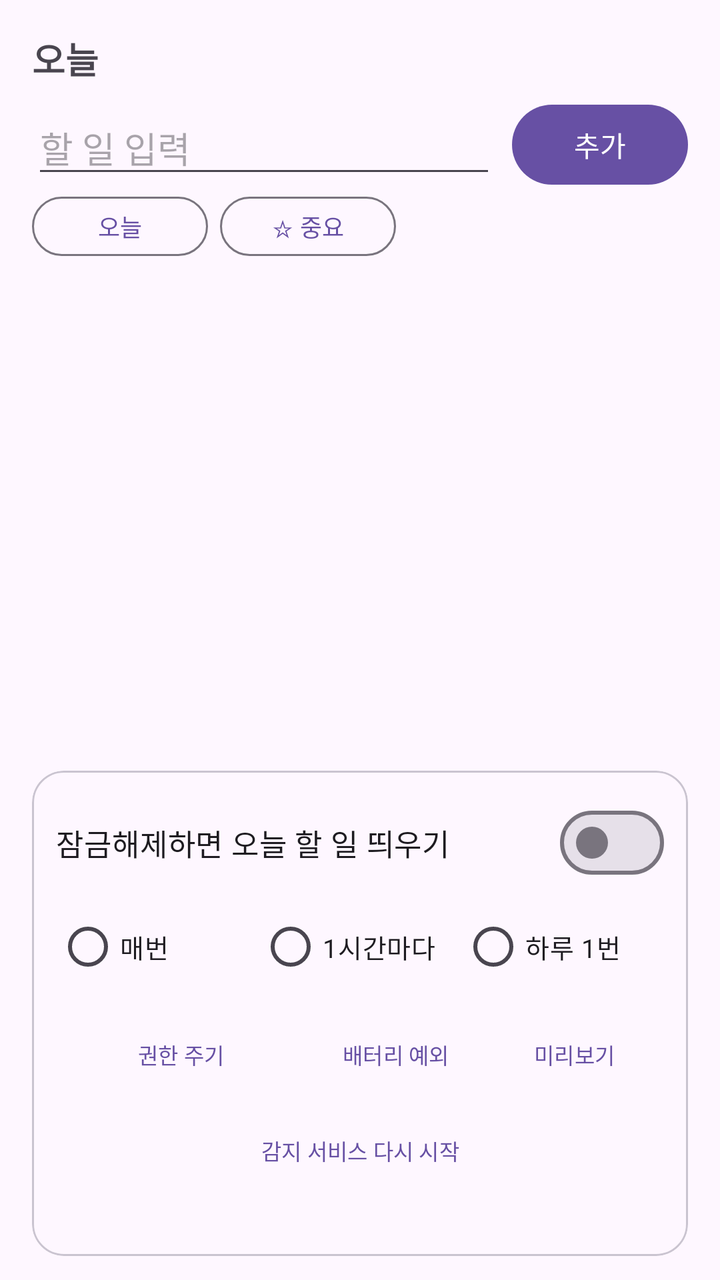
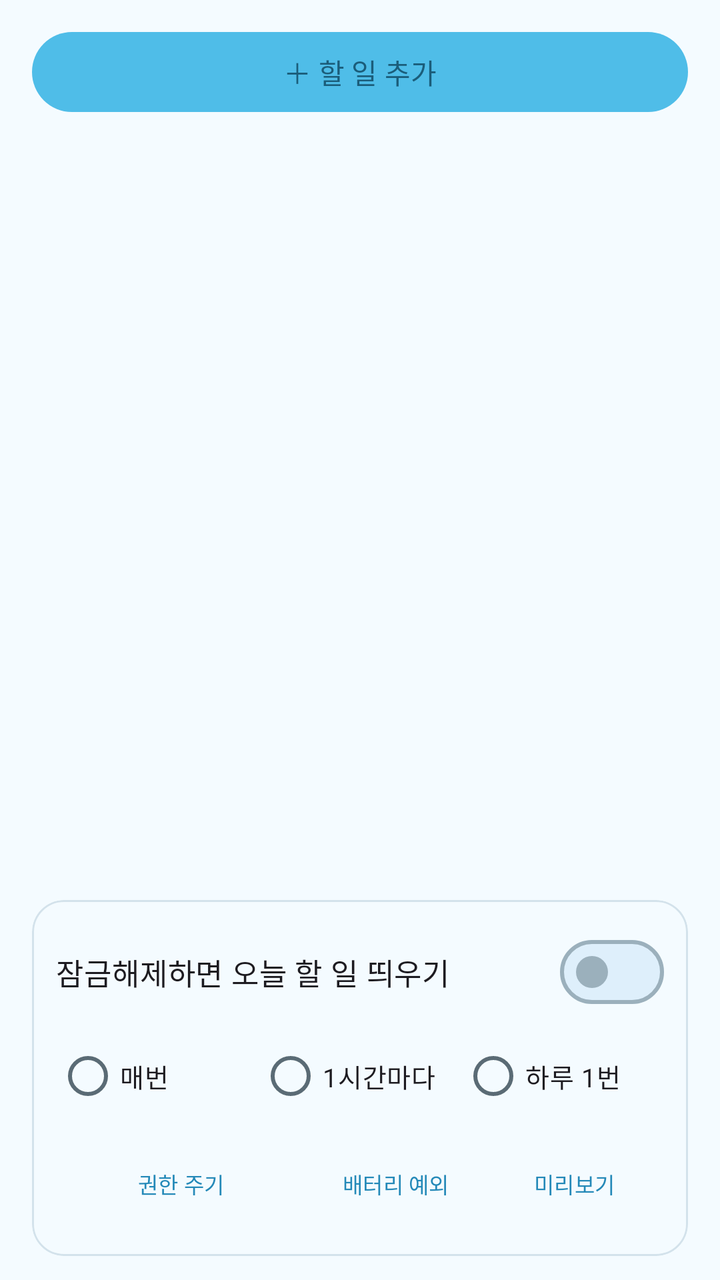

Compare the two renders of this Android layout. The source of the first and the diff that turns it into the second are given below.
<!-- AndroidManifest.xml: application theme Theme.TodoLock -->
<!-- res/layout/activity_main.xml -->
<?xml version="1.0" encoding="utf-8"?>
<LinearLayout xmlns:android="http://schemas.android.com/apk/res/android"
    xmlns:app="http://schemas.android.com/apk/res-auto"
    android:layout_width="match_parent"
    android:layout_height="match_parent"
    android:orientation="vertical"
    android:fitsSystemWindows="true"
    android:paddingStart="16dp"
    android:paddingEnd="16dp"
    android:paddingTop="12dp"
    android:paddingBottom="12dp">

    <TextView
        android:id="@+id/tvToday"
        android:layout_width="match_parent"
        android:layout_height="wrap_content"
        android:textSize="18sp"
        android:textStyle="bold"
        android:paddingTop="4dp"
        android:paddingBottom="6dp"
        android:text="오늘" />

    <LinearLayout
        android:layout_width="match_parent"
        android:layout_height="wrap_content"
        android:orientation="horizontal"
        android:gravity="center_vertical">

        <EditText
            android:id="@+id/etInput"
            android:layout_width="0dp"
            android:layout_height="wrap_content"
            android:layout_weight="1"
            android:hint="할 일 입력"
            android:inputType="text"
            android:imeOptions="actionDone"
            android:maxLines="1"
            android:importantForAutofill="no" />

        <com.google.android.material.button.MaterialButton
            android:id="@+id/btnAdd"
            android:layout_width="wrap_content"
            android:layout_height="wrap_content"
            android:layout_marginStart="8dp"
            android:text="추가" />
    </LinearLayout>

    
    <LinearLayout
        android:layout_width="match_parent"
        android:layout_height="wrap_content"
        android:orientation="horizontal"
        android:gravity="center_vertical"
        android:layout_marginTop="2dp">

        <com.google.android.material.button.MaterialButton
            android:id="@+id/btnPickDate"
            style="@style/Widget.Material3.Button.OutlinedButton"
            android:layout_width="wrap_content"
            android:layout_height="wrap_content"
            android:textSize="12sp"
            android:minHeight="0dp"
            android:insetTop="0dp"
            android:insetBottom="0dp"
            android:paddingTop="6dp"
            android:paddingBottom="6dp"
            android:text="오늘" />

        <com.google.android.material.button.MaterialButton
            android:id="@+id/btnAddStar"
            style="@style/Widget.Material3.Button.OutlinedButton"
            android:layout_width="wrap_content"
            android:layout_height="wrap_content"
            android:layout_marginStart="6dp"
            android:textSize="12sp"
            android:minHeight="0dp"
            android:insetTop="0dp"
            android:insetBottom="0dp"
            android:paddingTop="6dp"
            android:paddingBottom="6dp"
            android:text="☆ 중요" />
    </LinearLayout>

    <TextView
        android:id="@+id/tvEmpty"
        android:layout_width="match_parent"
        android:layout_height="wrap_content"
        android:gravity="center"
        android:paddingTop="32dp"
        android:paddingBottom="32dp"
        android:alpha="0.55"
        android:text="할 일이 없습니다.\n오늘 할 일이 없으면 잠금해제 시 팝업도 뜨지 않아요."
        android:visibility="gone" />

    <androidx.recyclerview.widget.RecyclerView
        android:id="@+id/recycler"
        android:layout_width="match_parent"
        android:layout_height="0dp"
        android:layout_weight="1"
        android:layout_marginTop="8dp"
        android:clipToPadding="false"
        android:scrollbars="vertical" />

    <com.google.android.material.card.MaterialCardView
        android:layout_width="match_parent"
        android:layout_height="wrap_content"
        android:layout_marginTop="8dp"
        app:cardCornerRadius="16dp"
        app:cardElevation="0dp"
        app:strokeWidth="1dp">

        <LinearLayout
            android:layout_width="match_parent"
            android:layout_height="wrap_content"
            android:orientation="vertical"
            android:padding="12dp">

            <com.google.android.material.materialswitch.MaterialSwitch
                android:id="@+id/swEnabled"
                android:layout_width="match_parent"
                android:layout_height="wrap_content"
                android:text="잠금해제하면 오늘 할 일 띄우기"
                android:textSize="15sp" />

            <RadioGroup
                android:id="@+id/rgMode"
                android:layout_width="match_parent"
                android:layout_height="wrap_content"
                android:orientation="horizontal"
                android:layout_marginTop="4dp">

                <RadioButton
                    android:id="@+id/rbAlways"
                    android:layout_width="0dp"
                    android:layout_height="wrap_content"
                    android:layout_weight="1"
                    android:textSize="13sp"
                    android:text="매번" />

                <RadioButton
                    android:id="@+id/rbHourly"
                    android:layout_width="0dp"
                    android:layout_height="wrap_content"
                    android:layout_weight="1"
                    android:textSize="13sp"
                    android:text="1시간마다" />

                <RadioButton
                    android:id="@+id/rbOnce"
                    android:layout_width="0dp"
                    android:layout_height="wrap_content"
                    android:layout_weight="1"
                    android:textSize="13sp"
                    android:text="하루 1번" />
            </RadioGroup>

            <TextView
                android:id="@+id/tvPermWarn"
                android:layout_width="match_parent"
                android:layout_height="wrap_content"
                android:textSize="12sp"
                android:textColor="#D32F2F"
                android:layout_marginTop="4dp"
                android:text="⚠ '다른 앱 위에 표시' 권한이 없으면 팝업 대신 알림으로만 표시됩니다."
                android:visibility="gone" />

            <LinearLayout
                android:layout_width="match_parent"
                android:layout_height="wrap_content"
                android:orientation="horizontal"
                android:layout_marginTop="6dp">

                <com.google.android.material.button.MaterialButton
                    android:id="@+id/btnOverlay"
                    style="@style/Widget.Material3.Button.TextButton"
                    android:layout_width="0dp"
                    android:layout_height="wrap_content"
                    android:layout_weight="1.4"
                    android:textSize="11sp"
                    android:paddingStart="4dp"
                    android:paddingEnd="4dp"
                    android:insetLeft="0dp"
                    android:insetRight="0dp"
                    android:text="권한 주기" />

                <com.google.android.material.button.MaterialButton
                    android:id="@+id/btnBattery"
                    style="@style/Widget.Material3.Button.TextButton"
                    android:layout_width="0dp"
                    android:layout_height="wrap_content"
                    android:layout_weight="1"
                    android:textSize="11sp"
                    android:paddingStart="4dp"
                    android:paddingEnd="4dp"
                    android:insetLeft="0dp"
                    android:insetRight="0dp"
                    android:text="배터리 예외" />

                <com.google.android.material.button.MaterialButton
                    android:id="@+id/btnTest"
                    style="@style/Widget.Material3.Button.TextButton"
                    android:layout_width="0dp"
                    android:layout_height="wrap_content"
                    android:layout_weight="1"
                    android:textSize="11sp"
                    android:paddingStart="4dp"
                    android:paddingEnd="4dp"
                    android:insetLeft="0dp"
                    android:insetRight="0dp"
                    android:text="미리보기" />
            </LinearLayout>

            <com.google.android.material.button.MaterialButton
                android:id="@+id/btnRestart"
                style="@style/Widget.Material3.Button.TextButton"
                android:layout_width="match_parent"
                android:layout_height="wrap_content"
                android:textSize="11sp"
                android:text="감지 서비스 다시 시작" />

            <TextView
                android:id="@+id/tvDiag"
                android:layout_width="match_parent"
                android:layout_height="wrap_content"
                android:layout_marginTop="2dp"
                android:textSize="11sp"
                android:fontFamily="monospace"
                android:lineSpacingExtra="2dp"
                android:alpha="0.75"
                android:textIsSelectable="true" />
        </LinearLayout>
    </com.google.android.material.card.MaterialCardView>
</LinearLayout>
<!-- resources referenced by this layout -->
<resources>
  <style name="Theme.TodoLock" parent="Theme.Material3.DayNight.NoActionBar" />
</resources>

<!-- the commit's change to res/layout/activity_main.xml (unified diff, before → after) -->
@@ -10,76 +10,12 @@
     android:paddingTop="12dp"
     android:paddingBottom="12dp">
 
-    <TextView
-        android:id="@+id/tvToday"
+    <com.google.android.material.button.MaterialButton
+        android:id="@+id/btnOpenAdd"
+        style="@style/Widget.TodoLock.Button.Sky"
         android:layout_width="match_parent"
         android:layout_height="wrap_content"
-        android:textSize="18sp"
-        android:textStyle="bold"
-        android:paddingTop="4dp"
-        android:paddingBottom="6dp"
-        android:text="오늘" />
-
-    <LinearLayout
-        android:layout_width="match_parent"
-        android:layout_height="wrap_content"
-        android:orientation="horizontal"
-        android:gravity="center_vertical">
-
-        <EditText
-            android:id="@+id/etInput"
-            android:layout_width="0dp"
-            android:layout_height="wrap_content"
-            android:layout_weight="1"
-            android:hint="할 일 입력"
-            android:inputType="text"
-            android:imeOptions="actionDone"
-            android:maxLines="1"
-            android:importantForAutofill="no" />
-
-        <com.google.android.material.button.MaterialButton
-            android:id="@+id/btnAdd"
-            android:layout_width="wrap_content"
-            android:layout_height="wrap_content"
-            android:layout_marginStart="8dp"
-            android:text="추가" />
-    </LinearLayout>
-
-    
-    <LinearLayout
-        android:layout_width="match_parent"
-        android:layout_height="wrap_content"
-        android:orientation="horizontal"
-        android:gravity="center_vertical"
-        android:layout_marginTop="2dp">
-
-        <com.google.android.material.button.MaterialButton
-            android:id="@+id/btnPickDate"
-            style="@style/Widget.Material3.Button.OutlinedButton"
-            android:layout_width="wrap_content"
-            android:layout_height="wrap_content"
-            android:textSize="12sp"
-            android:minHeight="0dp"
-            android:insetTop="0dp"
-            android:insetBottom="0dp"
-            android:paddingTop="6dp"
-            android:paddingBottom="6dp"
-            android:text="오늘" />
-
-        <com.google.android.material.button.MaterialButton
-            android:id="@+id/btnAddStar"
-            style="@style/Widget.Material3.Button.OutlinedButton"
-            android:layout_width="wrap_content"
-            android:layout_height="wrap_content"
-            android:layout_marginStart="6dp"
-            android:textSize="12sp"
-            android:minHeight="0dp"
-            android:insetTop="0dp"
-            android:insetBottom="0dp"
-            android:paddingTop="6dp"
-            android:paddingBottom="6dp"
-            android:text="☆ 중요" />
-    </LinearLayout>
+        android:text="＋ 할 일 추가" />
 
     <TextView
         android:id="@+id/tvEmpty"
@@ -159,7 +95,7 @@
                 android:layout_width="match_parent"
                 android:layout_height="wrap_content"
                 android:textSize="12sp"
-                android:textColor="#D32F2F"
+                android:textColor="?attr/colorError"
                 android:layout_marginTop="4dp"
                 android:text="⚠ '다른 앱 위에 표시' 권한이 없으면 팝업 대신 알림으로만 표시됩니다."
                 android:visibility="gone" />
@@ -210,24 +146,6 @@
                     android:text="미리보기" />
             </LinearLayout>
 
-            <com.google.android.material.button.MaterialButton
-                android:id="@+id/btnRestart"
-                style="@style/Widget.Material3.Button.TextButton"
-                android:layout_width="match_parent"
-                android:layout_height="wrap_content"
-                android:textSize="11sp"
-                android:text="감지 서비스 다시 시작" />
-
-            <TextView
-                android:id="@+id/tvDiag"
-                android:layout_width="match_parent"
-                android:layout_height="wrap_content"
-                android:layout_marginTop="2dp"
-                android:textSize="11sp"
-                android:fontFamily="monospace"
-                android:lineSpacingExtra="2dp"
-                android:alpha="0.75"
-                android:textIsSelectable="true" />
         </LinearLayout>
     </com.google.android.material.card.MaterialCardView>
 </LinearLayout>
<!-- resource entries referenced after the edit -->
@@ -1,5 +1,92 @@
 <!-- resources referenced by this layout -->
 <resources>
-  <style name="Theme.TodoLock" parent="Theme.Material3.DayNight.NoActionBar" />
+  <style name="Widget.TodoLock.Button.Sky" parent="Widget.Material3.Button">
+          <item name="backgroundTint">@color/sky_bright</item>
+          <item name="android:textColor">@color/on_sky_bright</item>
+          <item name="iconTint">@color/on_sky_bright</item>
+          <item name="rippleColor">@color/on_sky_bright</item>
+      </style>
+  <style name="Theme.TodoLock" parent="Theme.Material3.DayNight.NoActionBar">
+          <item name="colorPrimary">@color/md_primary</item>
+          <item name="colorOnPrimary">@color/md_on_primary</item>
+          <item name="colorPrimaryContainer">@color/md_primary_container</item>
+          <item name="colorOnPrimaryContainer">@color/md_on_primary_container</item>
+  
+          <item name="colorSecondary">@color/md_secondary</item>
+          <item name="colorOnSecondary">@color/md_on_secondary</item>
+          <item name="colorSecondaryContainer">@color/md_secondary_container</item>
+          <item name="colorOnSecondaryContainer">@color/md_on_secondary_container</item>
+  
+          <item name="colorTertiary">@color/md_tertiary</item>
+          <item name="colorOnTertiary">@color/md_on_tertiary</item>
+          <item name="colorTertiaryContainer">@color/md_tertiary_container</item>
+          <item name="colorOnTertiaryContainer">@color/md_on_tertiary_container</item>
+  
+          <item name="colorError">@color/md_error</item>
+          <item name="colorOnError">@color/md_on_error</item>
+          <item name="colorErrorContainer">@color/md_error_container</item>
+          <item name="colorOnErrorContainer">@color/md_on_error_container</item>
+  
+          <item name="android:colorBackground">@color/md_background</item>
+          <item name="colorOnBackground">@color/md_on_background</item>
+          <item name="colorSurface">@color/md_surface</item>
+          <item name="colorOnSurface">@color/md_on_surface</item>
+          <item name="colorSurfaceVariant">@color/md_surface_variant</item>
+          <item name="colorOnSurfaceVariant">@color/md_on_surface_variant</item>
+          <item name="colorOutline">@color/md_outline</item>
+          <item name="colorOutlineVariant">@color/md_outline_variant</item>
+          <item name="colorSurfaceInverse">@color/md_inverse_surface</item>
+          <item name="colorOnSurfaceInverse">@color/md_inverse_on_surface</item>
+          <item name="colorPrimaryInverse">@color/md_inverse_primary</item>
+  
+          <item name="colorSurfaceDim">@color/md_surface_dim</item>
+          <item name="colorSurfaceBright">@color/md_surface_bright</item>
+          <item name="colorSurfaceContainerLowest">@color/md_surface_container_lowest</item>
+          <item name="colorSurfaceContainerLow">@color/md_surface_container_low</item>
+          <item name="colorSurfaceContainer">@color/md_surface_container</item>
+          <item name="colorSurfaceContainerHigh">@color/md_surface_container_high</item>
+          <item name="colorSurfaceContainerHighest">@color/md_surface_container_highest</item>
+  
+          
+          <item name="android:statusBarColor">@color/sky_bright</item>
+          <item name="android:windowLightStatusBar">true</item>
+          <item name="android:navigationBarColor">@color/md_surface</item>
+      </style>
+  <color name="sky_bright">#4FBDE8</color>
+  <color name="on_sky_bright">#1B5D7A</color>
+  <color name="md_primary">#2489B8</color>
+  <color name="md_on_primary">#FFFFFF</color>
+  <color name="md_primary_container">#DCF2FE</color>
+  <color name="md_on_primary_container">#1B5673</color>
+  <color name="md_secondary">#4E616D</color>
+  <color name="md_on_secondary">#FFFFFF</color>
+  <color name="md_secondary_container">#D1E5F4</color>
+  <color name="md_on_secondary_container">#0A1E28</color>
+  <color name="md_tertiary">#5F5B7D</color>
+  <color name="md_on_tertiary">#FFFFFF</color>
+  <color name="md_tertiary_container">#E5DEFF</color>
+  <color name="md_on_tertiary_container">#1B1736</color>
+  <color name="md_error">#BA1A1A</color>
+  <color name="md_on_error">#FFFFFF</color>
+  <color name="md_error_container">#FFDAD6</color>
+  <color name="md_on_error_container">#410002</color>
+  <color name="md_background">#F4FBFF</color>
+  <color name="md_on_background">#2C3A42</color>
+  <color name="md_surface">#F4FBFF</color>
+  <color name="md_on_surface">#2C3A42</color>
+  <color name="md_surface_variant">#E3EEF5</color>
+  <color name="md_on_surface_variant">#5A6B75</color>
+  <color name="md_outline">#9BB0BC</color>
+  <color name="md_outline_variant">#D3E2EB</color>
+  <color name="md_inverse_surface">#2E3133</color>
+  <color name="md_inverse_on_surface">#EFF1F3</color>
+  <color name="md_inverse_primary">#83CFFF</color>
+  <color name="md_surface_dim">#DDEBF4</color>
+  <color name="md_surface_bright">#FBFDFF</color>
+  <color name="md_surface_container_lowest">#FFFFFF</color>
+  <color name="md_surface_container_low">#F9FCFF</color>
+  <color name="md_surface_container">#EFF8FE</color>
+  <color name="md_surface_container_high">#E7F4FD</color>
+  <color name="md_surface_container_highest">#DEEFFB</color>
 </resources>
 
